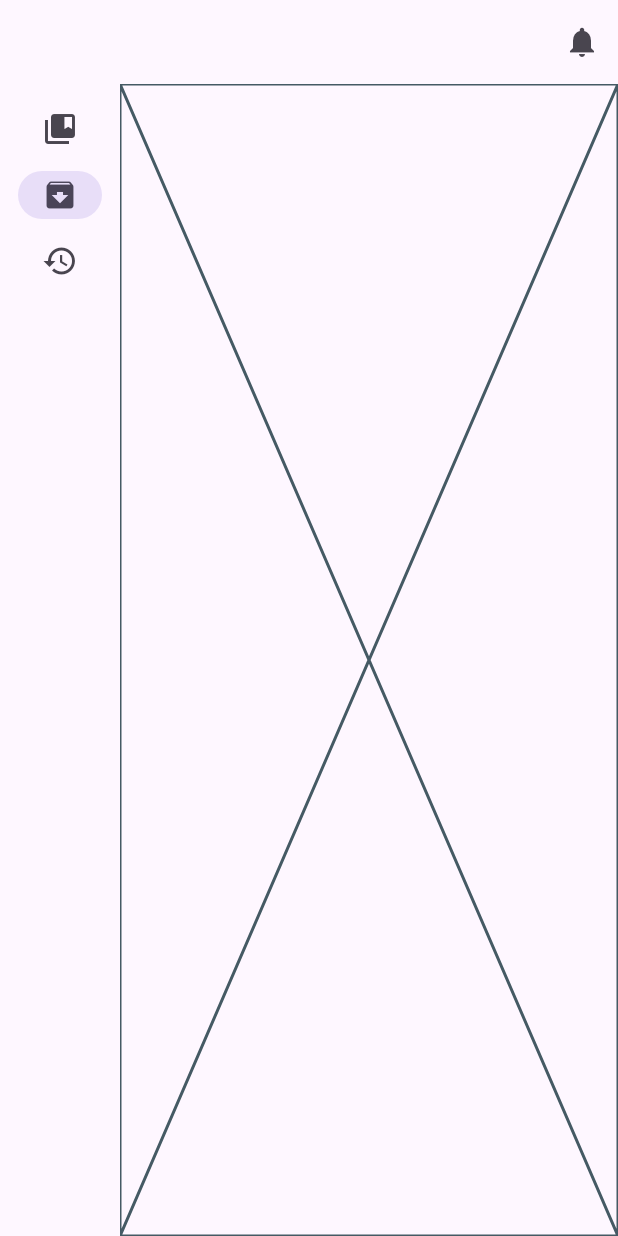
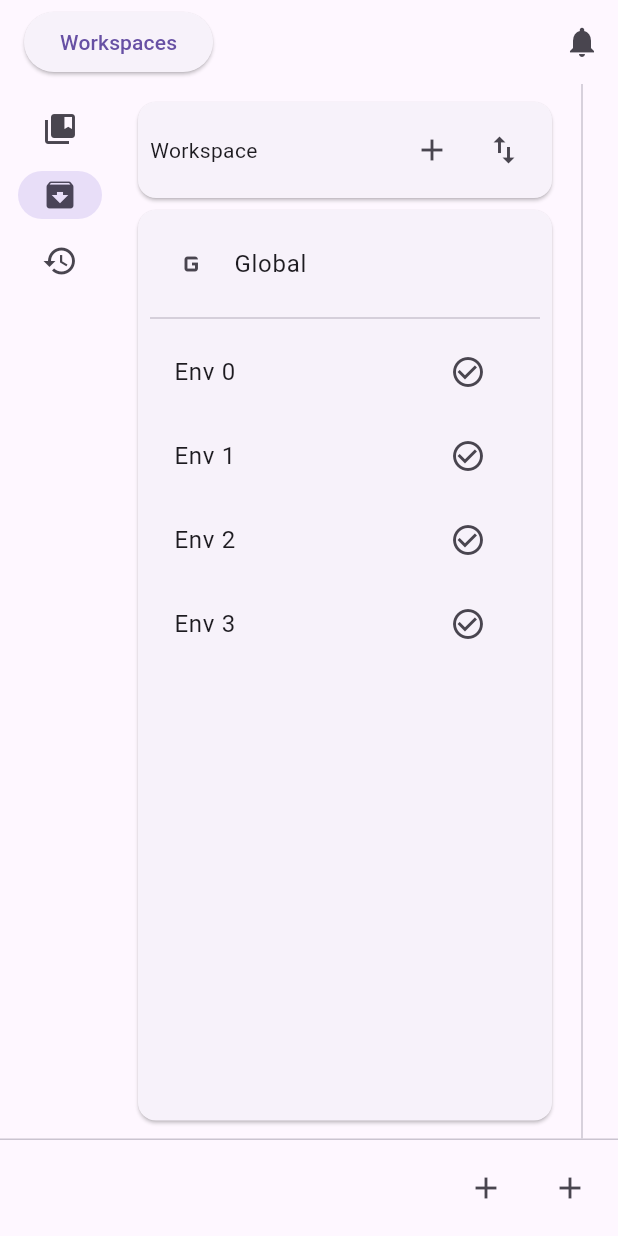
Before and after one commit to Ilase/mossy, a Flutter app: the screen it shows after launch, after a tap on "Environments", on a phone screen of 412 x 824 dp. Run offline on Flutter 3.47's test engine with Material 3 defaults, Android fonts, the light colour scheme and no system bars; our stand-ins replace flutter_riverpod; missing offline and left inert: animated_tree_view.

Commit message:
feat: Implement tabbed interface for collections, environments, and history
This commit introduces a tabbed interface for managing collections, environments, and history within the application.

Key changes:
- Added `BrowserTabs` widget for dynamic tab management, allowing users to add, remove, rename, and duplicate tabs.
- Integrated `BrowserTabs` into the `WorkspacePage` to display request details.
- Implemented `CollectionsPage` using `animated_tree_view` to display collections in a hierarchical structure.
- Created placeholder pages for `EnvironmentPage` and `HistoryPage`.
- Updated `WorkspacePage` to include a resizable left panel for navigating between Collections, Environments, and History.
- Added new dependencies: `flutter_secure_storage`, `animated_tree_view`, and `dynamic_tabbar`.
- Removed the unused `Collection` entity.
- Added a basic `BottomBar` widget (currently with placeholder content).

```diff
--- a/lib/ui/pages/collections/collections_page.dart
+++ b/lib/ui/pages/collections/collections_page.dart
@@ -1,3 +1,4 @@
+import 'package:animated_tree_view/animated_tree_view.dart';
 import 'package:flutter/material.dart';
 import 'package:flutter_riverpod/flutter_riverpod.dart';
 
@@ -9,49 +10,64 @@ class CollectionsPage extends ConsumerStatefulWidget {
 }
 
 class _CollectionsPageState extends ConsumerState<CollectionsPage> {
-  double leftWidth = 300;
+  late TreeNode<String> root;
+
+  @override
+  void initState() {
+    super.initState();
+    root = generateMockFileSystem();
+  }
 
   @override
   Widget build(BuildContext context) {
-    final screenWidth = MediaQuery.of(context).size.width;
-    final double rightMinWidth = 100;
-    final double leftMinWidth = 100;
-
-    return Scaffold(
-      body: Row(
-        children: [
-          SizedBox(
-            width: leftWidth,
-            child: Card(
-                child: Padding(
-              padding: const EdgeInsets.all(8.0),
-              child: const Placeholder(color: Colors.blue),
-            )),
-          ),
-          MouseRegion(
-            cursor: SystemMouseCursors.resizeLeftRight,
-            child: GestureDetector(
-              behavior: HitTestBehavior.translucent,
-              onHorizontalDragUpdate: (details) {
-                setState(() {
-                  leftWidth += details.delta.dx;
-                  if (leftWidth < leftMinWidth) leftWidth = leftMinWidth;
-                  if (leftWidth > screenWidth - rightMinWidth) {
-                    leftWidth = screenWidth - rightMinWidth;
-                  }
-                });
-              },
-              child: VerticalDivider(),
-            ),
-          ),
-          Expanded(
-            child: Padding(
-              padding: const EdgeInsets.all(8.0),
-              child: Card(child: const Placeholder(color: Colors.green)),
-            ),
-          ),
-        ],
+    return Center(
+      child: TreeView.simple(
+        expansionBehavior: ExpansionBehavior.scrollToLastChild,
+        tree: root,
+        builder: (context, node) {
+          final isFolder = node.children.isNotEmpty;
+          return ListTile(
+            leading: Icon(isFolder ? Icons.folder : Icons.insert_drive_file),
+            title: Text(node.data.toString()),
+          );
+        },
       ),
     );
   }
 }
+
+TreeNode<String> generateMockFileSystem() {
+  return TreeNode.root(data: 'Collection')
+    ..addAll([
+      TreeNode(key: 'auth', data: 'Auth')
+        ..addAll([
+          TreeNode(key: 'resume', data: 'Resume.docx'),
+          TreeNode(key: 'project', data: 'Project')
+            ..addAll([
+              TreeNode(key: 'design_pdf', data: 'design.pdf'),
+              TreeNode(key: 'presentation', data: 'presentation.pptx'),
+            ]),
+        ]),
+      TreeNode(key: 'data', data: 'Data')
+        ..addAll([
+          TreeNode(key: 'rock', data: 'Rock')
+            ..addAll([
+              TreeNode(key: 'song1', data: 'song1.mp3'),
+              TreeNode(key: 'song2', data: 'song2.mp3'),
+            ]),
+          TreeNode(key: 'pop', data: 'Pop')
+            ..add(
+              TreeNode(key: 'hit', data: 'hit.mp3'),
+            ),
+        ]),
+      TreeNode(key: 'pictures', data: 'Pictures')
+        ..addAll([
+          TreeNode(key: 'vacation', data: 'Vacation')
+            ..addAll([
+              TreeNode(key: 'beach', data: 'beach.png'),
+              TreeNode(key: 'mountains', data: 'mountains.jpg'),
+            ]),
+          TreeNode(key: 'family', data: 'Family.jpg'),
+        ]),
+    ]);
+}
--- /dev/null
+++ b/lib/ui/pages/environment/environment_page.dart
@@ -0,0 +1,52 @@
+import 'package:flutter/material.dart';
+
+class EnvironmentPage extends StatefulWidget {
+  const EnvironmentPage({super.key});
+
+  @override
+  State<EnvironmentPage> createState() => _EnvironmentPageState();
+}
+
+class _EnvironmentPageState extends State<EnvironmentPage> {
+  @override
+  Widget build(BuildContext context) {
+    return Column(
+      children: [
+        ListTile(
+          leading: Icon(Icons.g_mobiledata),
+          title: Text('Global'),
+          onTap: () {},
+          style: ListTileStyle.drawer,
+        ),
+        Divider(),
+        Expanded(
+          child: ListView.builder(
+            itemCount: 4,
+            itemBuilder: (context, index) {
+              bool isActive = false;
+              return ListTile(
+                onTap: () {},
+                title: Text('Env $index'),
+                trailing: Row(
+                  mainAxisSize: MainAxisSize.min,
+                  children: [
+                    IconButton(
+                      onPressed: () {
+                        setState(() {
+                          isActive = !isActive;
+                        });
+                      },
+                      icon: Icon(
+                        Icons.check_circle_outline,
+                      ),
+                    )
+                  ],
+                ),
+              );
+            },
+          ),
+        ),
+      ],
+    );
+  }
+}
--- a/lib/ui/pages/workspace_page.dart
+++ b/lib/ui/pages/workspace_page.dart
@@ -1,6 +1,9 @@
 import 'package:flutter/material.dart';
 import 'package:flutter_riverpod/flutter_riverpod.dart';
+import 'package:mossys/core/free_tab_bar/browser_tab_bar.dart';
 import 'package:mossys/ui/pages/collections/collections_page.dart';
+import 'package:mossys/ui/pages/environment/environment_page.dart';
+import 'package:mossys/ui/pages/history/history_page.dart';
 
 class WorkspacePage extends ConsumerStatefulWidget {
   const WorkspacePage({super.key});
@@ -11,13 +14,14 @@ class WorkspacePage extends ConsumerStatefulWidget {
 
 class _WorkspacePageState extends ConsumerState<WorkspacePage>
     with SingleTickerProviderStateMixin {
+  double leftWidth = 300;
   int _selectedIndex = 0;
   late TabController tabController;
 
   final destinations = [
     CollectionsPage(),
-    Placeholder(),
-    Placeholder(),
+    EnvironmentPage(),
+    HistoryPage(),
   ];
 
   @override
@@ -28,8 +32,22 @@ class _WorkspacePageState extends ConsumerState<WorkspacePage>
 
   @override
   Widget build(BuildContext context) {
+    final screenWidth = MediaQuery.of(context).size.width;
+    final double rightMinWidth = 100;
+    final double leftMinWidth = 100;
     return Scaffold(
+      persistentFooterButtons: [
+        IconButton(
+          onPressed: () {},
+          icon: Icon(Icons.add),
+        ),
+        IconButton(
+          onPressed: () {},
+          icon: Icon(Icons.add),
+        ),
+      ],
       appBar: AppBar(
+        title: AppBarMiddleActions(),
         actions: [
           IconButton(
             onPressed: () {},
@@ -63,10 +81,88 @@ class _WorkspacePageState extends ConsumerState<WorkspacePage>
             ],
             selectedIndex: _selectedIndex,
           ),
+          SizedBox(
+            width: leftWidth,
+            child: LayoutBuilder(builder: (context, constraints) {
+              if (leftWidth >= 200) {
+                return Padding(
+                  padding: const EdgeInsets.all(8.0),
+                  child: Column(
+                    mainAxisSize: MainAxisSize.max,
+                    children: [
+                      Card(
+                        child: Padding(
+                          padding: const EdgeInsets.all(8.0),
+                          child: Row(
+                            mainAxisSize: MainAxisSize.max,
+                            mainAxisAlignment: MainAxisAlignment.spaceBetween,
+                            children: [
+                              Text('Workspace'),
+                              Row(
+                                children: [
+                                  IconButton(
+                                    onPressed: () {},
+                                    icon: Icon(Icons.add),
+                                    tooltip: 'Add new item',
+                                  ),
+                                  IconButton(
+                                    onPressed: () {},
+                                    icon: Icon(Icons.import_export),
+                                  ),
+                                ],
+                              ),
+                            ],
+                          ),
+                        ),
+                      ),
+                      Expanded(
+                        child: Card(
+                          child: Padding(
+                            padding: const EdgeInsets.all(8.0),
+                            child: TabBarView(
+                              controller: tabController,
+                              children: destinations,
+                            ),
+                          ),
+                        ),
+                      ),
+                    ],
+                  ),
+                );
+              } else {
+                return SizedBox();
+              }
+            }),
+          ),
+          MouseRegion(
+            cursor: SystemMouseCursors.resizeLeftRight,
+            child: GestureDetector(
+              behavior: HitTestBehavior.translucent,
+              onHorizontalDragUpdate: (details) {
+                setState(() {
+                  leftWidth += details.delta.dx;
+                  if (leftWidth < leftMinWidth) leftWidth = leftMinWidth;
+                  if (leftWidth > screenWidth - rightMinWidth) {
+                    leftWidth = screenWidth - rightMinWidth;
+                  }
+                });
+              },
+              child: VerticalDivider(),
+            ),
+          ),
           Expanded(
-            child: TabBarView(
-              controller: tabController,
-              children: destinations,
+            child: LayoutBuilder(
+              builder: (context, constraints) {
+                if (constraints.maxWidth >= 200) {
+                  return BrowserTabs(
+                    placeholder: Center(
+                      child: Text('Open request for start yo work'),
+                    ),
+                  );
+                } else {
+                  return SizedBox();
+                }
+              },
             ),
           ),
         ],
@@ -74,3 +170,19 @@ class _WorkspacePageState extends ConsumerState<WorkspacePage>
     );
   }
 }
+
+class AppBarMiddleActions extends StatelessWidget {
+  const AppBarMiddleActions({super.key});
+
+  @override
+  Widget build(BuildContext context) {
+    return Row(
+      children: [
+        ElevatedButton(
+          onPressed: () {},
+          child: Text('Workspaces'),
+        ),
+      ],
+    );
+  }
+}
--- a/pubspec.yaml
+++ b/pubspec.yaml
@@ -37,6 +37,9 @@ dependencies:
   dio: ^5.8.0+1
   flutter_riverpod: ^2.6.1
   json_serializable: ^6.9.5
+  flutter_secure_storage: ^9.2.4
+  animated_tree_view: ^2.3.0
+  dynamic_tabbar: ^1.0.9
 dev_dependencies:
   flutter_test:
     sdk: flutter
```
Also changed, not shown: lib/core/free_tab_bar/browser_tab_bar.dart (added, +279 -0 lines), lib/core/free_tab_bar/tab_data/tab_data.dart (added, +13 -0 lines), lib/domain/entities/collection.dart (deleted, +0 -8 lines), lib/ui/pages/bottom_bar/bottom_bar.dart (added, +31 -0 lines), lib/ui/pages/history/history_page.dart (added, +18 -0 lines), pubspec.lock, 5 other files.
